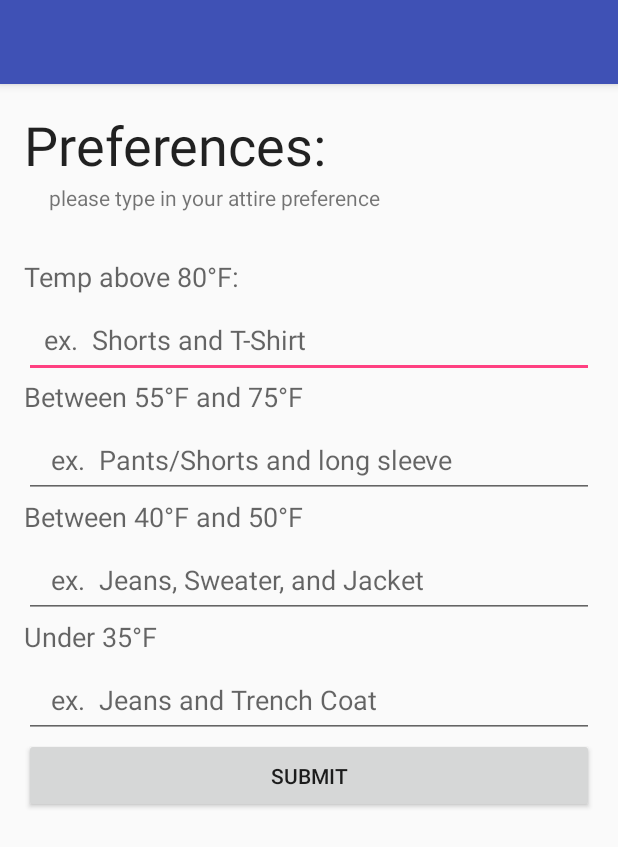
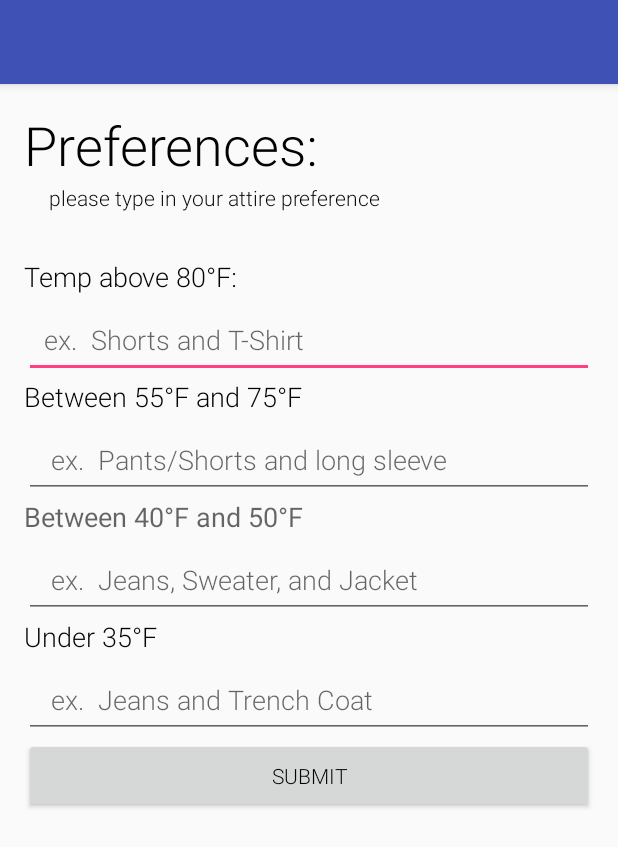
Before and after one commit to juanfhinojosa/WeatherBuddy, an Android app: the Pref screen opened directly, with no data from a screen before it, on a phone screen of 412 x 824 dp. Shown: the top 847 px of the screen. Run offline under Robolectric (Android 15) with nearby library versions, the phone set to English and light mode, and no system bars; 1 statement that could not run was skipped.

Commit message:
minor UI changes in pref and user xml files

```diff
--- a/WeatherBuddy/app/src/main/res/layout/activity_pref.xml
+++ b/WeatherBuddy/app/src/main/res/layout/activity_pref.xml
@@ -16,13 +16,17 @@
         android:id="@+id/pref_view"
         android:text="Preferences: "
         android:textAppearance="?android:attr/textAppearanceLarge"
-        android:textSize="36sp"/>
+        android:textSize="36sp"
+        android:textColor="#020202"
+        android:fontFamily="sans-serif-light"/>
     <TextView
         android:layout_width="match_parent"
         android:layout_height="50dp"
         android:id="@+id/small"
         android:text="     please type in your attire preference"
-        android:layout_below="@+id/pref_view"/>
+        android:layout_below="@+id/pref_view"
+        android:textColor="#020202"
+        android:fontFamily="sans-serif-light"/>
 
     <TextView
         android:layout_width="match_parent"
@@ -30,20 +34,26 @@
         android:layout_below="@+id/small"
         android:id="@+id/aboveEightyStatic"
         android:text="Temp above 80°F: "
-        android:textAppearance="?android:attr/textAppearanceMedium"/>
+        android:textAppearance="?android:attr/textAppearanceMedium"
+        android:textColor="#020202"
+        android:fontFamily="sans-serif-light"/>
     <EditText
         android:layout_width="match_parent"
         android:layout_height="50dp"
         android:layout_below="@+id/aboveEightyStatic"
         android:id="@+id/aboveEightyEdit"
-        android:hint="  ex.  Shorts and T-Shirt" />
+        android:hint="  ex.  Shorts and T-Shirt"
+        android:textColor="#020202"
+        android:fontFamily="sans-serif-light"/>
     <TextView
         android:layout_width="match_parent"
         android:layout_height="30dp"
         android:id="@+id/btwEightySixty"
         android:layout_below="@id/aboveEightyEdit"
         android:textAppearance="?android:attr/textAppearanceMedium"
-        android:text="Between 55°F and 75°F"/>
+        android:text="Between 55°F and 75°F"
+        android:textColor="#020202"
+        android:fontFamily="sans-serif-light"/>
 
     <EditText
         android:layout_width="match_parent"
@@ -51,7 +61,8 @@
         android:layout_below="@id/btwEightySixty"
         android:id="@id/btwEightySixtyEdit"
         android:hint="   ex.  Pants/Shorts and long sleeve"
-        />
+        android:textColor="#020202"
+        android:fontFamily="sans-serif-light" />
 
     <TextView
         android:layout_width="match_parent"
@@ -67,7 +78,8 @@
         android:layout_below="@id/btwSixtyforty"
         android:id="@id/btwSixtyFortyEdit"
         android:hint="   ex.  Jeans, Sweater, and Jacket"
-        />
+        android:textColor="#020202"
+        android:fontFamily="sans-serif-light" />
 
     <TextView
         android:layout_width="match_parent"
@@ -75,7 +87,9 @@
         android:id="@+id/UnderThirtyFive"
         android:layout_below="@id/btwSixtyFortyEdit"
         android:textAppearance="?android:attr/textAppearanceMedium"
-        android:text="Under 35°F"/>
+        android:text="Under 35°F"
+        android:textColor="#020202"
+        android:fontFamily="sans-serif-light"/>
 
     <EditText
         android:layout_width="match_parent"
@@ -83,14 +97,17 @@
         android:layout_below="@id/UnderThirtyFive"
         android:id="@id/UnderThirtyFiveEdit"
         android:hint="   ex.  Jeans and Trench Coat"
-        />
+        android:textColor="#020202"
+        android:fontFamily="sans-serif-light" />
 
     <Button
         android:layout_width="match_parent"
         android:layout_height="50dp"
         android:layout_below="@+id/UnderThirtyFiveEdit"
         android:id="@+id/submit"
-        android:text="Submit"/>
+        android:text="Submit"
+        android:textColor="#020202"
+        android:fontFamily="sans-serif-light"/>
 
 
 
```
Also changed, not shown: WeatherBuddy/app/src/main/res/layout/content_register_screen.xml (+34 -33 lines).
